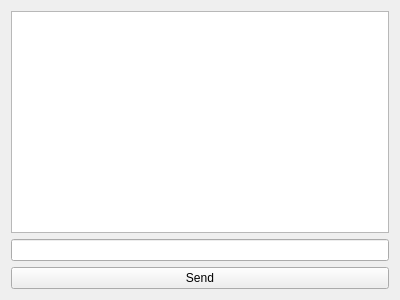
Before: the Qt Designer form client.ui in Laymalay/TCP-client, drawn with Qt 5.
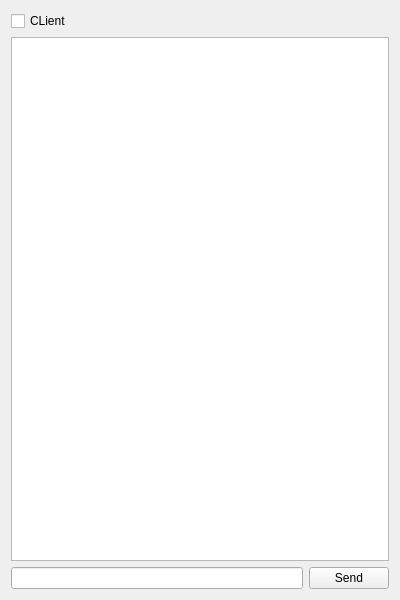
After: the same form once the commit is applied.

Commit message: made chat

```diff
--- a/client.ui
+++ b/client.ui
@@ -7,16 +7,27 @@
     <x>0</x>
     <y>0</y>
     <width>400</width>
-    <height>300</height>
+    <height>600</height>
    </rect>
   </property>
   <property name="windowTitle">
    <string>Client</string>
   </property>
+  <layout class="QVBoxLayout" name="verticalLayout_2">
+   <item>
   <layout class="QVBoxLayout" name="verticalLayout">
    <item>
-    <widget class="QTextEdit" name="textEdit"/>
-   </item>
+      <widget class="QCheckBox" name="checkBox">
+       <property name="text">
+        <string>CLient</string>
+       </property>
+      </widget>
+     </item>
+     <item>
+      <widget class="QTextEdit" name="chat"/>
+     </item>
+     <item>
+      <layout class="QHBoxLayout" name="horizontalLayout">
    <item>
     <widget class="QLineEdit" name="lineEdit"/>
    </item>
@@ -26,6 +37,10 @@
       <string>Send</string>
      </property>
     </widget>
+       </item>
+      </layout>
+     </item>
+    </layout>
    </item>
   </layout>
  </widget>
```
Lines whose indentation alone changed are shown as unchanged. The commit also changes 3 other files.
